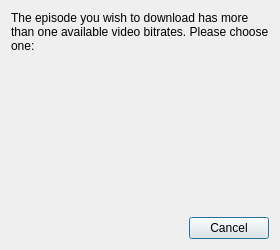
The window that toutvqt/dat/ui/choose_bitrate_dialog.ui (bvanheu/pytoutv) describes before a commit, drawn with Qt 5.
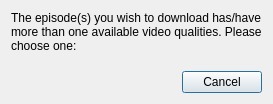
The same window after the commit.

Commit message: Qt: fix choose bitrate dialog

The edit to the form file:
```diff
--- a/toutvqt/dat/ui/choose_bitrate_dialog.ui
+++ b/toutvqt/dat/ui/choose_bitrate_dialog.ui
@@ -5,26 +5,6 @@
   <property name="windowModality">
    <enum>Qt::ApplicationModal</enum>
   </property>
-  <property name="geometry">
-   <rect>
-    <x>0</x>
-    <y>0</y>
-    <width>280</width>
-    <height>250</height>
-   </rect>
-  </property>
-  <property name="minimumSize">
-   <size>
-    <width>280</width>
-    <height>0</height>
-   </size>
-  </property>
-  <property name="maximumSize">
-   <size>
-    <width>280</width>
-    <height>16777215</height>
-   </size>
-  </property>
   <property name="windowTitle">
    <string>Choose a video bitrate</string>
   </property>
@@ -32,7 +12,7 @@
    <item>
     <widget class="QLabel" name="label">
      <property name="text">
-      <string>The episode you wish to download has more than one available video bitrates. Please choose one:</string>
+      <string>The episode(s) you wish to download has/have more than one available video qualities. Please choose one:</string>
      </property>
      <property name="textFormat">
       <enum>Qt::PlainText</enum>
@@ -42,6 +22,22 @@
      </property>
     </widget>
    </item>
+   <item>
+    <spacer name="verticalSpacer_2">
+     <property name="orientation">
+      <enum>Qt::Vertical</enum>
+     </property>
+     <property name="sizeType">
+      <enum>QSizePolicy::Fixed</enum>
+     </property>
+     <property name="sizeHint" stdset="0">
+      <size>
+       <width>20</width>
+       <height>6</height>
+      </size>
+     </property>
+    </spacer>
+   </item>
    <item>
     <layout class="QVBoxLayout" name="buttons_vbox"/>
    </item>
@@ -50,10 +46,13 @@
      <property name="orientation">
       <enum>Qt::Vertical</enum>
      </property>
+     <property name="sizeType">
+      <enum>QSizePolicy::Fixed</enum>
+     </property>
      <property name="sizeHint" stdset="0">
       <size>
        <width>20</width>
-       <height>40</height>
+       <height>6</height>
       </size>
      </property>
     </spacer>
```
The commit also changes 1 other file.
